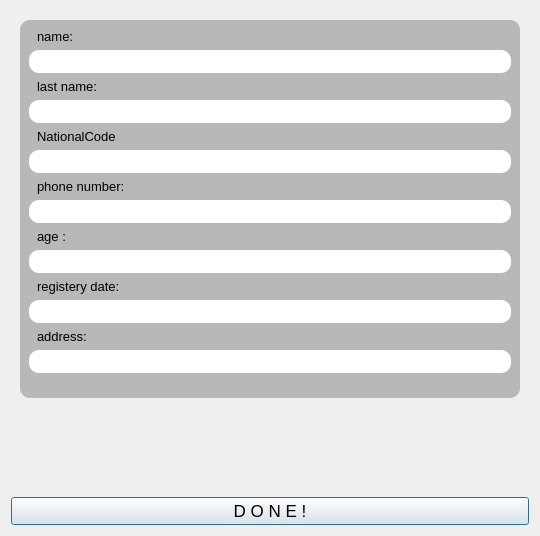
The window that ui_py/new_person_ui/untitled.ui (Younes0077/Library-project) describes before a commit, drawn with Qt 5.
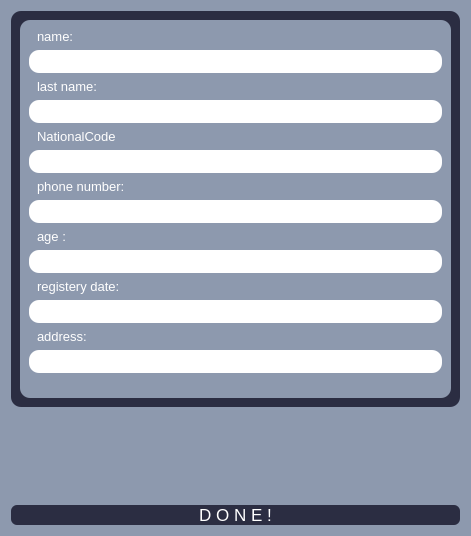
The same window after the commit.

The edit to the form file:
```diff
--- a/ui_py/new_person_ui/untitled.ui
+++ b/ui_py/new_person_ui/untitled.ui
@@ -6,7 +6,7 @@
    <rect>
     <x>0</x>
     <y>0</y>
-    <width>540</width>
+    <width>471</width>
     <height>536</height>
    </rect>
   </property>
@@ -19,14 +19,21 @@
   <property name="windowTitle">
    <string>Dialog</string>
   </property>
+  <property name="styleSheet">
+   <string notr="true">background-color:#8d99ae;</string>
+  </property>
   <layout class="QVBoxLayout" name="verticalLayout">
    <item alignment="Qt::AlignTop">
     <widget class="QWidget" name="widget" native="true">
+     <property name="styleSheet">
+      <string notr="true">background-color:#2b2d42;
+border-radius:10px;</string>
+     </property>
      <layout class="QVBoxLayout" name="verticalLayout_3">
       <item alignment="Qt::AlignTop">
        <widget class="QFrame" name="frame_2">
         <property name="styleSheet">
-         <string notr="true">background-color:rgb(184,184,184);
+         <string notr="true">background-color:#8d99ae;
 border-radius:10px;</string>
         </property>
         <property name="frameShape">
@@ -44,7 +51,8 @@
             </font>
            </property>
            <property name="styleSheet">
-            <string notr="true">padding-left:5px</string>
+            <string notr="true">padding-left:5px;
+color:white</string>
            </property>
            <property name="text">
             <string>name:</string>
@@ -72,7 +80,8 @@
             </font>
            </property>
            <property name="styleSheet">
-            <string notr="true">padding-left:5px</string>
+            <string notr="true">padding-left:5px;
+color:white</string>
            </property>
            <property name="text">
             <string>last name:</string>
@@ -100,7 +109,8 @@
             </font>
            </property>
            <property name="styleSheet">
-            <string notr="true">padding-left:5px</string>
+            <string notr="true">padding-left:5px;
+color:white</string>
            </property>
            <property name="text">
             <string>NationalCode</string>
@@ -128,7 +138,8 @@
             </font>
            </property>
            <property name="styleSheet">
-            <string notr="true">padding-left:5px</string>
+            <string notr="true">padding-left:5px;
+color:white</string>
            </property>
            <property name="text">
             <string>phone number:</string>
@@ -156,7 +167,8 @@
             </font>
            </property>
            <property name="styleSheet">
-            <string notr="true">padding-left:5px</string>
+            <string notr="true">padding-left:5px;
+color:white</string>
            </property>
            <property name="text">
             <string>age :</string>
@@ -184,7 +196,8 @@
             </font>
            </property>
            <property name="styleSheet">
-            <string notr="true">padding-left:5px</string>
+            <string notr="true">padding-left:5px;
+color:white</string>
            </property>
            <property name="text">
             <string>registery date:</string>
@@ -215,7 +228,8 @@
             </font>
            </property>
            <property name="styleSheet">
-            <string notr="true">padding-left:5px</string>
+            <string notr="true">padding-left:5px;
+color:white</string>
            </property>
            <property name="text">
             <string>address:</string>
@@ -265,7 +279,10 @@
       </font>
      </property>
      <property name="styleSheet">
-      <string notr="true"/>
+      <string notr="true">background-color:#2b2d42;
+border-radius:6px;
+color:white
+</string>
      </property>
      <property name="text">
       <string>D O N E !</string>
```
